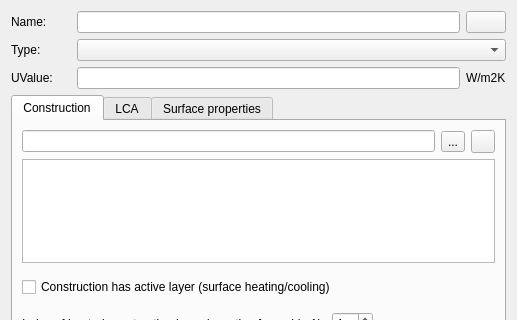
Qt form SIM-VICUS/src/SVDBComponentEditWidget.ui (ghorwin/SIM-VICUS) before a commit; both pictures show x 0 to 517 and y 0 to 320 of the 517 by 646 pixel window.
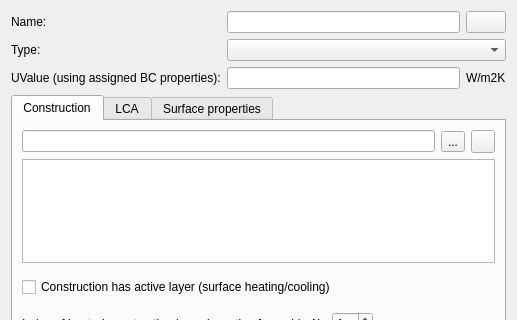
The same form after that commit. Icons and pictures are not drawn. Custom widgets are drawn as their Qt base class.

Commit message: Added tooltips that explain calculation of U-Values (closes #430)

Diff of the .ui file:
```diff
--- a/SIM-VICUS/src/SVDBComponentEditWidget.ui
+++ b/SIM-VICUS/src/SVDBComponentEditWidget.ui
@@ -68,7 +68,7 @@
      <item row="2" column="0">
       <widget class="QLabel" name="labelUValue">
        <property name="text">
-        <string>UValue:</string>
+        <string>UValue (using assigned BC properties):</string>
        </property>
       </widget>
      </item>
```
Left out of the diff: 3 changed lines with no effect on the pictures. The commit also changes 1 other file.
